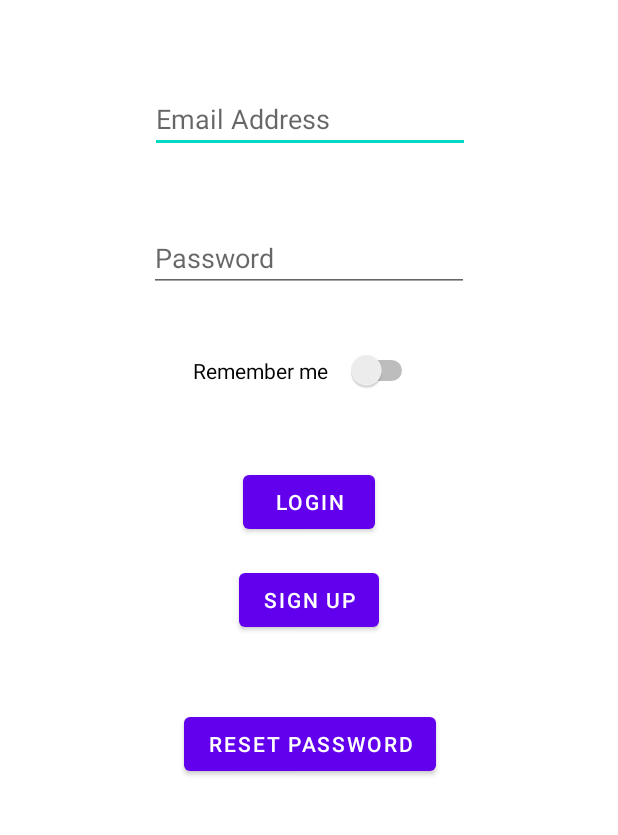
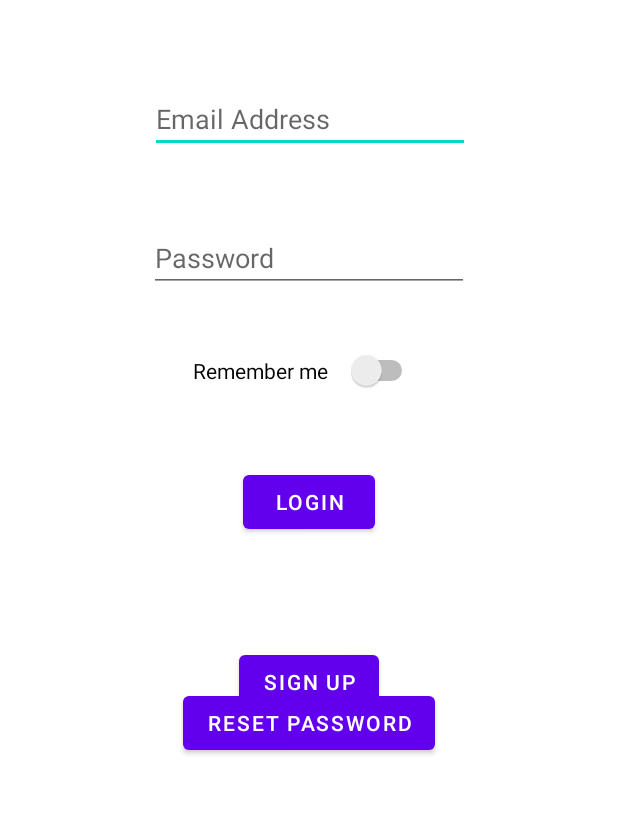
Before and after one commit to RajbirBains/HRTFitnessApp, an Android app: the screen it shows after launch (LoginActivity), on a phone screen of 412 x 824 dp, the part 234-1069 px from its top. Run offline under Robolectric (Android 15) with nearby library versions, the phone set to English and light mode, and no system bars; our stand-ins replace Firebase (no records; nobody signed in at launch, a user with empty details on screens opened directly).

Commit message:
changing UI

```diff
--- a/app/src/main/res/layout/activity_login.xml
+++ b/app/src/main/res/layout/activity_login.xml
@@ -104,10 +104,10 @@
         android:text="Sign up"
         app:layout_constraintBottom_toBottomOf="parent"
         app:layout_constraintEnd_toEndOf="parent"
-        app:layout_constraintHorizontal_bias="0.526"
+        app:layout_constraintHorizontal_bias="1.0"
         app:layout_constraintStart_toStartOf="parent"
         app:layout_constraintTop_toTopOf="parent"
-        app:layout_constraintVertical_bias="0.0" />
+        app:layout_constraintVertical_bias="1.0" />
 
     <Button
         android:id="@+id/ResetPassword"
@@ -115,14 +115,16 @@
         android:layout_height="wrap_content"
         android:layout_marginStart="152dp"
         android:layout_marginLeft="152dp"
+        android:layout_marginTop="567dp"
         android:layout_marginEnd="147dp"
         android:layout_marginRight="147dp"
-        android:layout_marginBottom="148dp"
+        android:layout_marginBottom="116dp"
         android:text="Reset Password"
         app:layout_constraintBottom_toBottomOf="parent"
         app:layout_constraintEnd_toEndOf="parent"
-        app:layout_constraintHorizontal_bias="0.54"
-        app:layout_constraintStart_toStartOf="parent" />
+        app:layout_constraintHorizontal_bias="0.553"
+        app:layout_constraintStart_toStartOf="parent"
+        app:layout_constraintTop_toTopOf="parent" />
 
 
 </androidx.constraintlayout.widget.ConstraintLayout>
--- a/app/src/main/res/layout/activity_post_survey.xml
+++ b/app/src/main/res/layout/activity_post_survey.xml
@@ -24,7 +24,7 @@
         app:layout_constraintStart_toStartOf="parent"
         app:layout_constraintTop_toTopOf="parent"
         app:layout_constraintVertical_bias="0.0"
-        tools:text="@string/post_survey" />
+        android:text="@string/post_survey" />
 
     <Button
         android:id="@+id/btnGotoApp"
```
